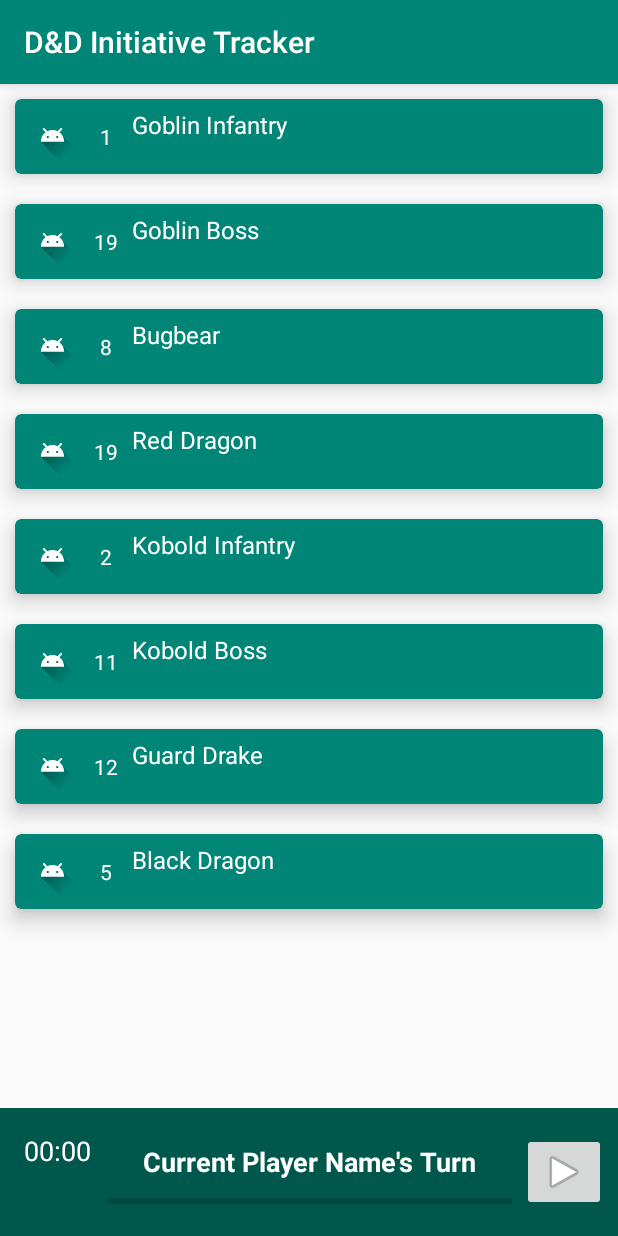
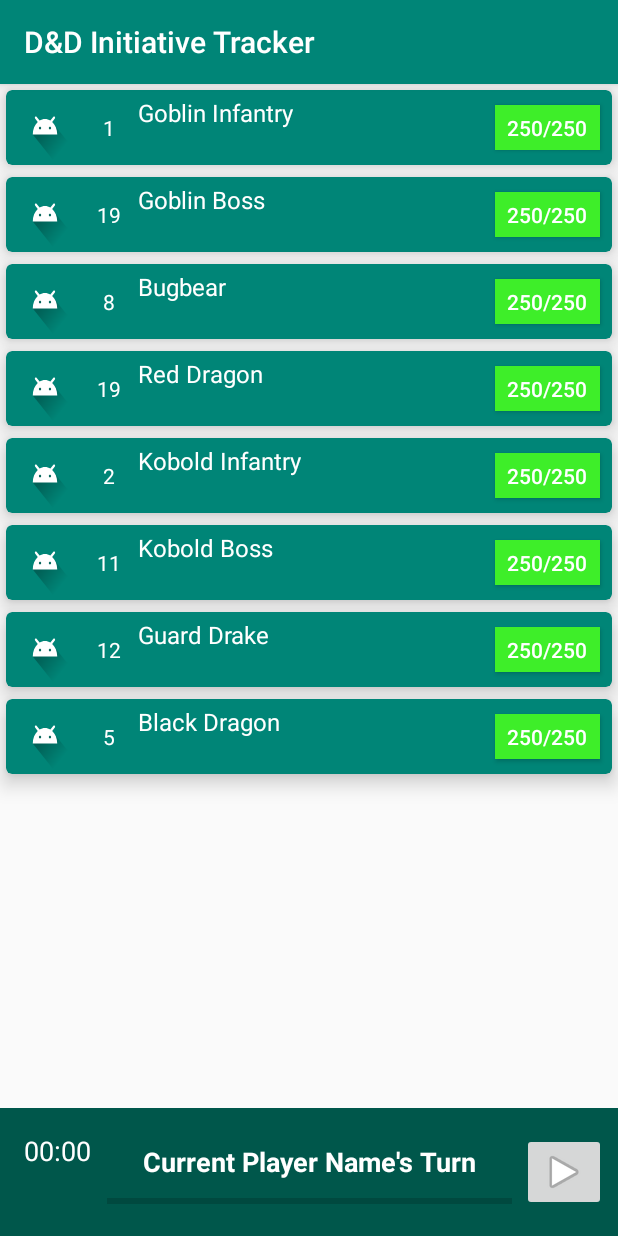
Before and after one commit to PatrickMayo/DDInitiativeTracker, an Android app: the screen it shows after launch (UIActivity), on a phone screen of 412 x 824 dp. Run offline under Robolectric (Android 15) with nearby library versions, the phone set to English and light mode, and no system bars; our stand-ins replace data binding; 1 statement that could not run was skipped.

Commit message:
Updated creature cardView to constraint layout and added HP button. (HP button not functional)

```diff
--- a/app/src/main/res/layout/list_item_creature_card.xml
+++ b/app/src/main/res/layout/list_item_creature_card.xml
@@ -10,66 +10,89 @@
 
     <android.support.v7.widget.CardView
         android:id="@+id/card_view"
-        android:layout_gravity="start"
         android:layout_width="match_parent"
         android:layout_height="50dp"
         card_view:cardCornerRadius="4dp"
         card_view:cardElevation="8dp"
         card_view:cardBackgroundColor="@color/colorPrimary"
-        android:layout_margin="10dp"
+        android:layout_margin="4dp"
         >
 
         <!--A ConstraintView would probably be better than LL here-->
-        <LinearLayout
+        <android.support.constraint.ConstraintLayout
+            android:id="@+id/card_constraintLayout"
             android:layout_width="match_parent"
             android:layout_height="match_parent"
-            android:orientation="horizontal">
+
+            >
 
             <!--ImageView's layout width is only 50 to compact the image-->
+
             <ImageView
-                android:id="@+id/imageView"
-                android:layout_width="38dp"
+                android:id="@+id/icon_imageView"
+                android:layout_width="40dp"
                 android:layout_height="wrap_content"
-                android:layout_margin="6dp"
-                android:scaleType="fitStart"
+                android:layout_marginStart="6dp"
+                android:scaleType="fitXY"
                 android:src="@drawable/ic_launcher_foreground"
-                android:visibility="visible"
-                tools:visibility="visible" />
+                card_view:layout_constraintBottom_toBottomOf="parent"
+                card_view:layout_constraintStart_toStartOf="parent"
+                card_view:layout_constraintTop_toTopOf="parent" />
 
             <TextView
                 android:id="@+id/creature_initText"
-                android:layout_width="22dp"
+                android:layout_width="30dp"
                 android:layout_height="wrap_content"
-                android:layout_marginTop="15dp"
+                android:layout_marginStart="8dp"
                 android:text="@{viewModel.init}"
                 android:textAlignment="center"
                 android:textColor="@android:color/white"
-                android:textSize="14sp" />
+                android:textSize="14sp"
+                card_view:layout_constraintBottom_toBottomOf="parent"
+                card_view:layout_constraintStart_toEndOf="@+id/icon_imageView"
+                card_view:layout_constraintTop_toTopOf="parent" />
 
-            <LinearLayout
-                android:layout_width="match_parent"
-                android:layout_height="match_parent"
-                android:layout_margin="6dp"
-                android:orientation="vertical">
 
             <TextView
                 android:id="@+id/creature_nameText"
                 android:layout_width="wrap_content"
                 android:layout_height="wrap_content"
+                android:layout_marginStart="4dp"
+                android:layout_marginTop="4dp"
                 android:text="@{viewModel.name}"
                 android:textColor="@android:color/white"
-                    android:textSize="16sp" />
+                android:textSize="16sp"
+                card_view:layout_constraintStart_toEndOf="@+id/creature_initText"
+                card_view:layout_constraintTop_toTopOf="parent" />
 
             <TextView
-                    android:id="@+id/creature_acText"
-                    android:layout_width="wrap_content"
+                android:id="@+id/creature_ac_Text"
+                android:layout_width="20dp"
                 android:layout_height="wrap_content"
+                android:layout_marginStart="4dp"
+                android:layout_marginBottom="6dp"
                 android:text="@{viewModel.AC}"
+                android:textAlignment="center"
                 android:textColor="@android:color/white"
-                    android:textSize="14sp" />
-            </LinearLayout>
+                android:textSize="14sp"
+                card_view:layout_constraintBottom_toBottomOf="parent"
+                card_view:layout_constraintStart_toEndOf="@+id/creature_initText" />
 
-        </LinearLayout>
+
+            <Button
+                android:id="@+id/creature_hp_Button"
+                android:layout_width="70dp"
+                android:layout_height="30dp"
+                android:layout_marginEnd="8dp"
+                android:background="#3EEE29"
+                android:text="@string/creature_hp"
+                android:textAlignment="center"
+                android:textColor="@android:color/white"
+                card_view:layout_constraintBottom_toBottomOf="parent"
+                card_view:layout_constraintEnd_toEndOf="parent"
+                card_view:layout_constraintTop_toTopOf="parent" />
+
+        </android.support.constraint.ConstraintLayout>
 
     </android.support.v7.widget.CardView>
 
--- a/app/src/main/res/values/strings.xml
+++ b/app/src/main/res/values/strings.xml
@@ -5,6 +5,8 @@
     <string name="creature_name">Name</string>
     <string name="creature_ac">AC</string>
     <string name="creature_initiative">99</string>
+    <string name="creature_hp">250/250</string>
+
 
     <!--fragment_main Strings-->
     <string name="currentTurn_name">Current Player Name\'s Turn</string>
```
Lines whose indentation alone changed are shown as unchanged.
